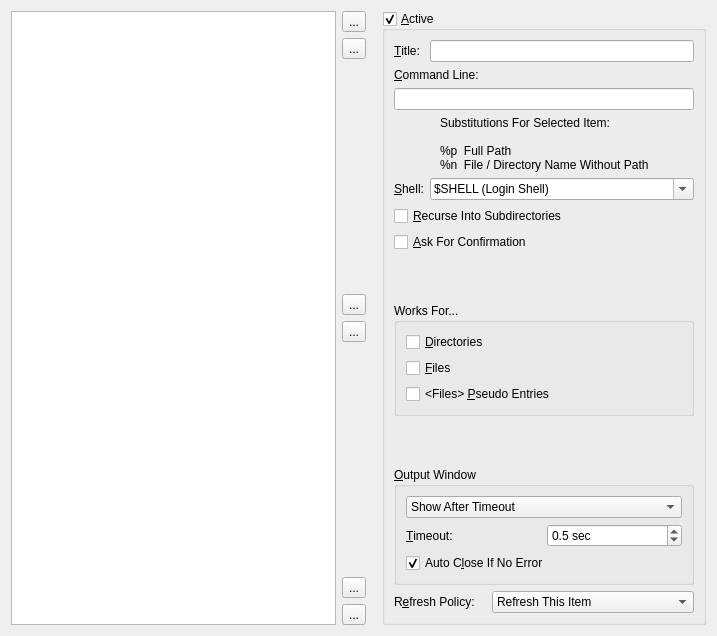
Above: src/cleanups-config-page.ui from shundhammer/qdirstat before the change. Below: the same form after it.
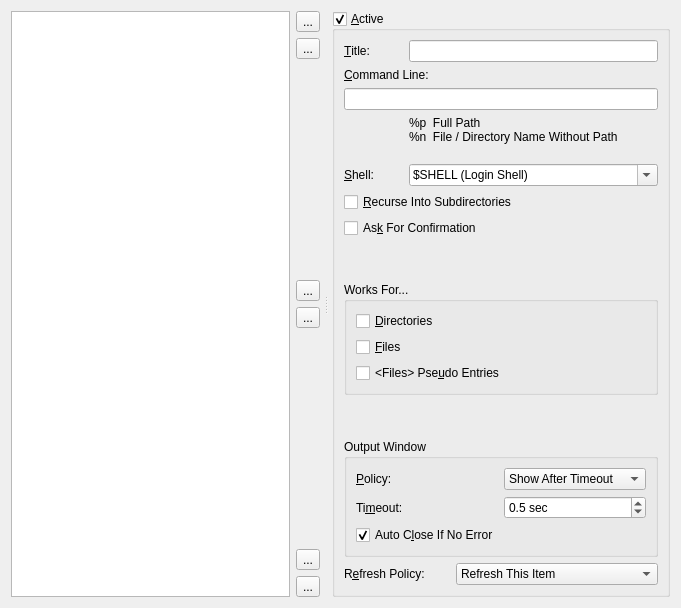
That is the form after the change. Icons and pictures are not drawn.

Commit message: improved geometry management of cleanup config page

What changed in the file:
```diff
--- a/src/cleanups-config-page.ui
+++ b/src/cleanups-config-page.ui
@@ -6,14 +6,27 @@
    <rect>
     <x>0</x>
     <y>0</y>
-    <width>717</width>
-    <height>636</height>
+    <width>681</width>
+    <height>608</height>
    </rect>
   </property>
   <property name="windowTitle">
    <string>Form</string>
   </property>
-  <layout class="QHBoxLayout" name="horizontalLayout_4">
+  <layout class="QVBoxLayout" name="verticalLayout">
+   <item>
+    <widget class="QSplitter" name="splitter">
+     <property name="orientation">
+      <enum>Qt::Horizontal</enum>
+     </property>
+     <property name="handleWidth">
+      <number>12</number>
+     </property>
+     <property name="childrenCollapsible">
+      <bool>false</bool>
+     </property>
+     <widget class="QWidget" name="layoutWidget">
+      <layout class="QHBoxLayout" name="horizontalLayout">
    <item>
     <widget class="QListWidget" name="cleanupsListWidget">
      <property name="minimumSize">
@@ -120,23 +133,8 @@
      </item>
     </layout>
    </item>
-   <item>
-    <spacer name="horizontalSpacer_3">
-     <property name="orientation">
-      <enum>Qt::Horizontal</enum>
-     </property>
-     <property name="sizeType">
-      <enum>QSizePolicy::Maximum</enum>
-     </property>
-     <property name="sizeHint" stdset="0">
-      <size>
-       <width>10</width>
-       <height>20</height>
-      </size>
-     </property>
-    </spacer>
-   </item>
-   <item>
+      </layout>
+     </widget>
     <widget class="QGroupBox" name="activeGroupBox">
      <property name="title">
       <string>&amp;Active</string>
@@ -144,8 +142,6 @@
      <property name="checkable">
       <bool>true</bool>
      </property>
-     <layout class="QVBoxLayout" name="verticalLayout_4">
-      <item>
        <layout class="QGridLayout" name="gridLayout">
         <item row="0" column="0">
          <widget class="QLabel" name="titleCaption">
@@ -157,7 +153,7 @@
           </property>
          </widget>
         </item>
-        <item row="0" column="1">
+       <item row="0" column="1" colspan="2">
          <widget class="QLineEdit" name="titleLineEdit"/>
         </item>
         <item row="1" column="0" colspan="2">
@@ -170,31 +166,33 @@
           </property>
          </widget>
         </item>
-        <item row="2" column="0" colspan="2">
+       <item row="2" column="0" colspan="3">
          <widget class="QLineEdit" name="commandLineEdit"/>
         </item>
-        <item row="3" column="0" colspan="2">
-         <layout class="QHBoxLayout" name="horizontalLayout_3">
-          <item>
+       <item row="3" column="0">
            <spacer name="horizontalSpacer">
             <property name="orientation">
              <enum>Qt::Horizontal</enum>
             </property>
+         <property name="sizeType">
+          <enum>QSizePolicy::Preferred</enum>
+         </property>
             <property name="sizeHint" stdset="0">
              <size>
-              <width>40</width>
+           <width>34</width>
               <height>20</height>
              </size>
             </property>
            </spacer>
           </item>
+       <item row="3" column="1" colspan="2">
+        <layout class="QHBoxLayout" name="horizontalLayout_3">
           <item>
            <widget class="QLabel" name="miniHelpLabel">
             <property name="text">
-             <string>Substitutions For Selected Item:
-
-%p  Full Path
-%n  File / Directory Name Without Path</string>
+            <string>%p  Full Path
+%n  File / Directory Name Without Path
+</string>
             </property>
             <property name="alignment">
              <set>Qt::AlignLeading|Qt::AlignLeft|Qt::AlignVCenter</set>
@@ -226,7 +224,7 @@
           </property>
          </widget>
         </item>
-        <item row="4" column="1">
+       <item row="4" column="1" colspan="2">
          <widget class="QComboBox" name="comboBox">
           <property name="editable">
            <bool>true</bool>
@@ -248,23 +246,21 @@
           </item>
          </widget>
         </item>
-       </layout>
-      </item>
-      <item>
+       <item row="5" column="0" colspan="3">
        <widget class="QCheckBox" name="recursiveCheckBox">
         <property name="text">
          <string>&amp;Recurse Into Subdirectories</string>
         </property>
        </widget>
       </item>
-      <item>
+       <item row="6" column="0" colspan="3">
        <widget class="QCheckBox" name="askForConfirmationCheckBox">
         <property name="text">
-         <string>&amp;Ask For Confirmation</string>
+          <string>As&amp;k For Confirmation</string>
         </property>
        </widget>
       </item>
-      <item>
+       <item row="7" column="2">
        <spacer name="verticalSpacer">
         <property name="orientation">
          <enum>Qt::Vertical</enum>
@@ -272,12 +268,12 @@
         <property name="sizeHint" stdset="0">
          <size>
           <width>20</width>
-          <height>7</height>
+           <height>0</height>
          </size>
         </property>
        </spacer>
       </item>
-      <item>
+       <item row="8" column="0" colspan="3">
        <widget class="QGroupBox" name="worksForGroupBox">
         <property name="title">
          <string>Works For...</string>
@@ -306,14 +302,14 @@
          <item>
           <widget class="QCheckBox" name="worksForDirCheckBox_2">
            <property name="text">
-            <string>&lt;Files&gt; &amp;Pseudo Entries</string>
+             <string>&lt;Files&gt; Pse&amp;udo Entries</string>
            </property>
           </widget>
          </item>
         </layout>
        </widget>
       </item>
-      <item>
+       <item row="9" column="2">
        <spacer name="verticalSpacer_3">
         <property name="orientation">
          <enum>Qt::Vertical</enum>
@@ -321,18 +317,28 @@
         <property name="sizeHint" stdset="0">
          <size>
           <width>20</width>
-          <height>7</height>
+           <height>0</height>
          </size>
         </property>
        </spacer>
       </item>
-      <item>
+       <item row="10" column="0" colspan="3">
        <widget class="QGroupBox" name="OutputWindowGroupBox">
         <property name="title">
-         <string>&amp;Output Window</string>
-        </property>
-        <layout class="QVBoxLayout" name="verticalLayout">
-         <item>
+          <string>Output Window</string>
+         </property>
+         <layout class="QGridLayout" name="gridLayout_2">
+          <item row="0" column="0">
+           <widget class="QLabel" name="outputWindowPolicyCaption">
+            <property name="text">
+             <string>&amp;Policy:</string>
+            </property>
+            <property name="buddy">
+             <cstring>outputWindowPolicyComboBox</cstring>
+            </property>
+           </widget>
+          </item>
+          <item row="0" column="1">
           <widget class="QComboBox" name="outputWindowPolicyComboBox">
            <property name="currentIndex">
             <number>2</number>
@@ -359,19 +365,17 @@
            </item>
           </widget>
          </item>
-         <item>
-          <layout class="QHBoxLayout" name="horizontalLayout">
-           <item>
+          <item row="1" column="0">
             <widget class="QLabel" name="outputWindowTimeoutCaption">
              <property name="text">
-              <string>&amp;Timeout:</string>
+             <string>Ti&amp;meout:</string>
              </property>
              <property name="buddy">
               <cstring>outputWindowTimeoutSpinBox</cstring>
              </property>
             </widget>
            </item>
-           <item>
+          <item row="1" column="1">
             <widget class="QDoubleSpinBox" name="outputWindowTimeoutSpinBox">
              <property name="suffix">
               <string> sec</string>
@@ -387,9 +391,7 @@
              </property>
             </widget>
            </item>
-          </layout>
-         </item>
-         <item>
+          <item row="2" column="0" colspan="2">
           <widget class="QCheckBox" name="outputWindowAutoCloseCheckBox">
            <property name="text">
             <string>Auto C&amp;lose If No Error</string>
@@ -402,7 +404,7 @@
         </layout>
        </widget>
       </item>
-      <item>
+       <item row="11" column="0" colspan="3">
        <layout class="QHBoxLayout" name="horizontalLayout_2">
         <item>
          <widget class="QLabel" name="refreshPolicyCaption">
@@ -444,6 +446,7 @@
        </layout>
       </item>
      </layout>
+     </widget>
     </widget>
    </item>
   </layout>
```
Lines whose indentation alone changed are shown as unchanged. The commit also changes 1 other file.
